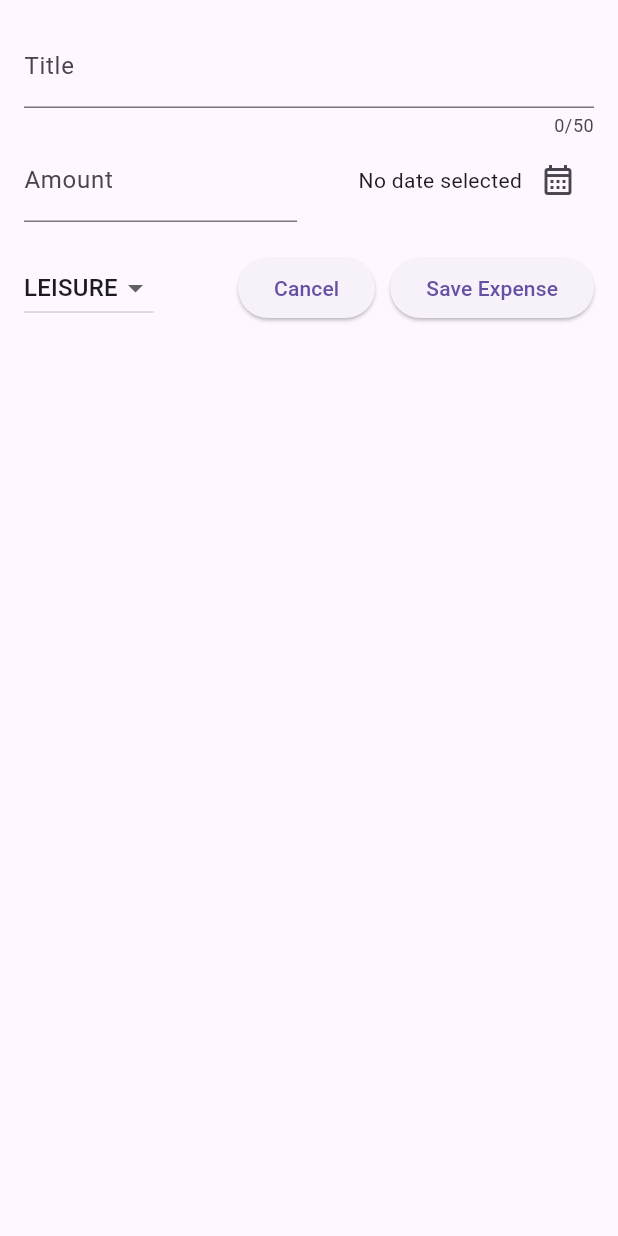
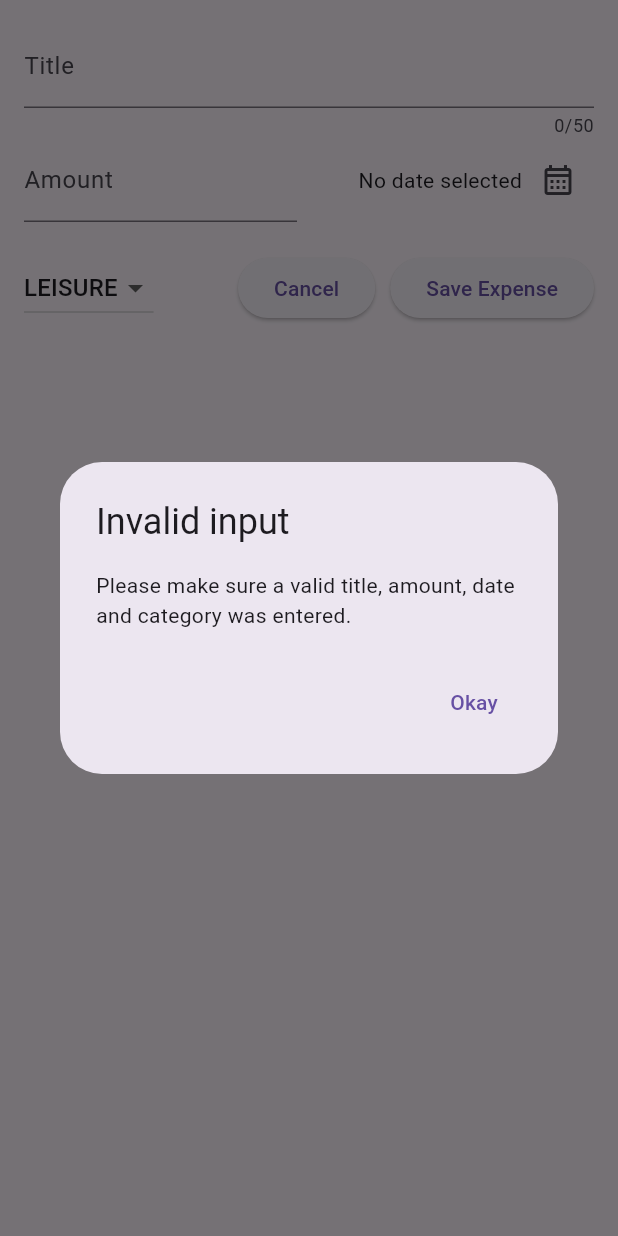
Before and after one commit to jyroball/MobileProjects, a Flutter app: the NewExpense widget shown alone on an empty page, opened directly, after a tap on "Save Expense", on a phone screen of 412 x 824 dp. Run offline on Flutter 3.47's test engine with Material 3 defaults, Android fonts, the phone set to English and light mode, and no system bars; our stand-ins replace google_fonts.

Commit message:
added user input validation

```diff
--- a/expense_tracker/lib/widgets/new_expense.dart
+++ b/expense_tracker/lib/widgets/new_expense.dart
@@ -33,6 +33,30 @@ class _NewExpenseState extends State<NewExpense> {
     setState(() {
       _selectedDate = pickedDate;
     });
+  }
+
+  void _submitExpenseData() {
+    final enteredAmount = double.tryParse(_amountController.text); //converts string to a double
+    final amountIsInvalid = enteredAmount == null || enteredAmount <= 0;
+    if(_titleController.text.trim().isEmpty || amountIsInvalid || _selectedDate == null) {
+      //error since empty title or amount not accepted or no date (Output error message)
+      showDialog(
+        context: context,
+        builder: (ctx) => AlertDialog(
+          title: const Text('Invalid input'),
+          content: const Text('Please make sure a valid title, amount, date and category was entered.'),
+          actions: [
+            TextButton(
+              onPressed: () {
+                Navigator.pop(ctx);
+              },
+              child: const Text('Okay'),
+            )
+          ]
+        )
+      );
+      return;
+    }
   }
 
   @override
@@ -119,9 +143,7 @@ class _NewExpenseState extends State<NewExpense> {
                     ),
                     const SizedBox(width: 10,),
                     ElevatedButton(
-                      onPressed: () {
-                        //print(_enteredTitle);
-                      },
+                      onPressed: _submitExpenseData,
                       child: const Text('Save Expense'),
                     ),
                   ],
```
